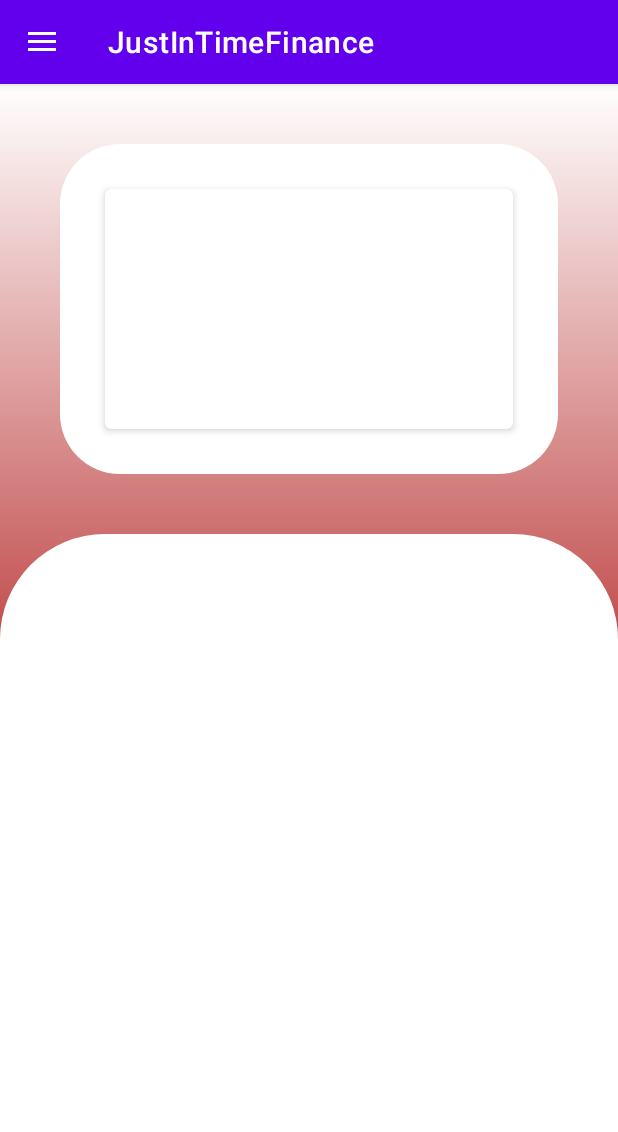
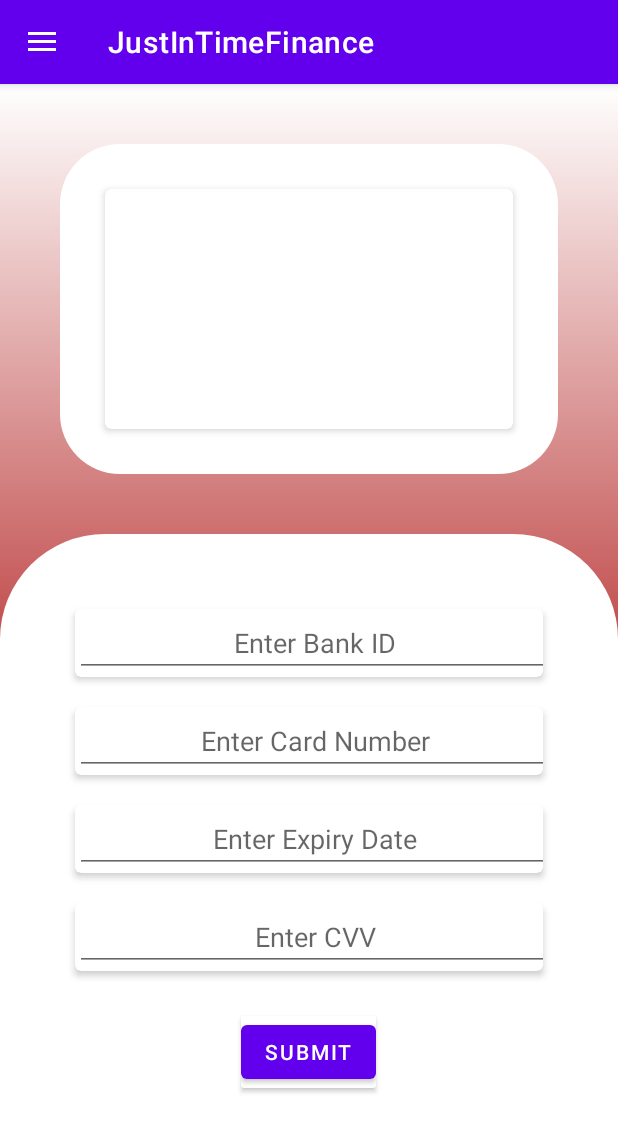
Before and after one commit to Sundaram-sharma/JustInTimeFinance, an Android app: the fragment RegisterCard placed in its activity, on a phone screen of 412 x 824 dp. Shown: the top 1132 px of the screen. Run offline under Robolectric (Android 15) with nearby library versions, the phone set to English and light mode, and no system bars.

Commit message:
registered_Card.xml updated

```diff
--- a/app/src/main/res/layout/activity_register_card.xml
+++ b/app/src/main/res/layout/activity_register_card.xml
@@ -48,6 +48,114 @@
             android:orientation="vertical">
 
 
+            <RelativeLayout
+                android:layout_width="match_parent"
+                android:layout_height="match_parent"
+                android:layout_margin="40dp">
+
+                <androidx.cardview.widget.CardView
+                    android:id="@+id/bankIDCard"
+                    android:layout_margin="10dp"
+                    android:layout_width="wrap_content"
+                    android:layout_height="wrap_content"
+                    app:cardCornerRadius="4dp"
+                    app:cardMaxElevation="4dp"
+                    app:cardElevation="3dp">
+
+                    <EditText
+                        android:id="@+id/bankID"
+
+                        android:layout_width="320dp"
+                        android:layout_height="wrap_content"
+                        android:ems="10"
+                        android:inputType="textPersonName"
+                        android:hint="Enter Bank ID"
+                        android:gravity="center"/>
+
+
+                </androidx.cardview.widget.CardView>
+
+                <androidx.cardview.widget.CardView
+
+                    android:id="@+id/cardAccountNumberCard"
+                    android:layout_margin="10dp"
+                    android:layout_below="@+id/bankIDCard"
+                    android:layout_width="wrap_content"
+                    android:layout_height="wrap_content"
+                    app:cardCornerRadius="4dp"
+                    app:cardMaxElevation="4dp"
+                    app:cardElevation="3dp">
+
+
+                    <EditText
+                        android:id="@+id/cardAccountNumber"
+                        android:layout_width="320dp"
+                        android:layout_height="wrap_content"
+                        android:ems="10"
+                        android:gravity="center"
+                        android:hint="Enter Card Number"
+                        android:inputType="textPersonName" />
+                </androidx.cardview.widget.CardView>
+
+
+                <androidx.cardview.widget.CardView
+
+                    android:id="@+id/expiryDateCard"
+                    android:layout_margin="10dp"
+                    android:layout_below="@+id/cardAccountNumberCard"
+                    android:layout_width="wrap_content"
+                    android:layout_height="wrap_content"
+                    app:cardCornerRadius="4dp"
+                    app:cardMaxElevation="4dp"
+                    app:cardElevation="3dp">
+
+                    <EditText
+                        android:id="@+id/expiryDate"
+                        android:layout_width="320dp"
+                        android:layout_height="wrap_content"
+                        android:ems="10"
+                        android:gravity="center"
+                        android:hint="Enter Expiry Date"
+                        android:inputType="textPersonName" />
+                </androidx.cardview.widget.CardView>
+
+                <androidx.cardview.widget.CardView
+                    android:id="@+id/cvvCard"
+                    android:layout_margin="10dp"
+                    android:layout_below="@+id/expiryDateCard"
+                    android:layout_width="wrap_content"
+                    android:layout_height="wrap_content"
+                    app:cardCornerRadius="4dp"
+                    app:cardMaxElevation="4dp"
+                    app:cardElevation="3dp">
+
+                    <EditText
+                        android:id="@+id/cvv"
+                        android:layout_width="320dp"
+                        android:layout_height="wrap_content"
+                        android:ems="10"
+                        android:gravity="center"
+                        android:hint="Enter CVV"
+                        android:inputType="textPersonName" />
+
+                </androidx.cardview.widget.CardView>
+
+                <androidx.cardview.widget.CardView
+                    android:layout_below="@+id/cvvCard"
+                    android:layout_margin="20dp"
+                    android:layout_centerHorizontal="true"
+                    android:layout_width="wrap_content"
+                    android:layout_height="wrap_content" >
+
+                    <Button
+                        android:id="@+id/button"
+
+                        android:layout_width="wrap_content"
+                        android:layout_height="wrap_content"
+                        android:text="Submit" />
+                </androidx.cardview.widget.CardView>
+
+            </RelativeLayout>
         </LinearLayout>
 
     </RelativeLayout>
```
